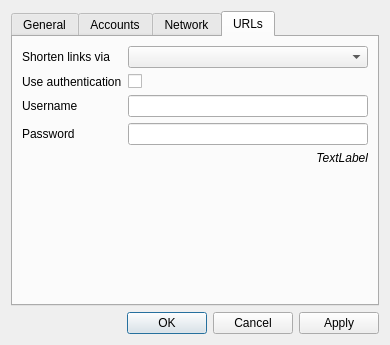
Before: the Qt Designer form qtwitter-app/ui/settings.ui in ayoy/qtwitter, drawn with Qt 5.
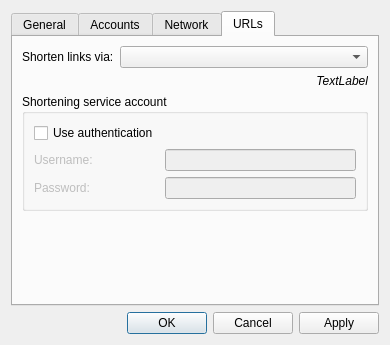
After: the same form once the commit is applied. The open tabs and pages were chosen to show the change.

Commit message: Added a welcome message and configuration amendments for those that are switching from non-OAuth to OAuth-powered qTwitter. Minor fixes to emitUnauthorized() in twitterapi, plus changes to shorteners authorization fields' layout. [#46]

Patch:
```diff
--- a/qtwitter-app/ui/settings.ui
+++ b/qtwitter-app/ui/settings.ui
@@ -337,11 +337,11 @@
       <attribute name="title">
        <string>URLs</string>
       </attribute>
-      <layout class="QGridLayout" name="gridLayout_2">
+      <layout class="QFormLayout" name="formLayout">
        <item row="0" column="0">
         <widget class="QLabel" name="shortenLabel">
          <property name="text">
-          <string>Shorten links via</string>
+          <string>Shorten links via:</string>
          </property>
          <property name="buddy">
           <cstring>urlShortenerCombo</cstring>
@@ -351,41 +351,73 @@
        <item row="0" column="1">
         <widget class="QComboBox" name="urlShortenerCombo"/>
        </item>
-       <item row="1" column="0">
-        <widget class="QLabel" name="authenticationLabel">
-         <property name="text">
-          <string>Use authentication</string>
+       <item row="2" column="0" colspan="2">
+        <widget class="QGroupBox" name="urlAuthGroupBox">
+         <property name="title">
+          <string>Shortening service account</string>
          </property>
+         <layout class="QGridLayout" name="gridLayout_2">
+          <item row="1" column="0">
+           <widget class="QLabel" name="urlUsernameLabel">
+            <property name="enabled">
+             <bool>false</bool>
+            </property>
+            <property name="text">
+             <string>Username:</string>
+            </property>
+           </widget>
+          </item>
+          <item row="1" column="1">
+           <widget class="QLineEdit" name="urlUsernameEdit">
+            <property name="enabled">
+             <bool>false</bool>
+            </property>
+           </widget>
+          </item>
+          <item row="2" column="0">
+           <widget class="QLabel" name="urlPasswordLabel">
+            <property name="enabled">
+             <bool>false</bool>
+            </property>
+            <property name="text">
+             <string>Password:</string>
+            </property>
+           </widget>
+          </item>
+          <item row="2" column="1">
+           <widget class="QLineEdit" name="urlPasswordEdit">
+            <property name="enabled">
+             <bool>false</bool>
+            </property>
+            <property name="echoMode">
+             <enum>QLineEdit::Password</enum>
+            </property>
+           </widget>
+          </item>
+          <item row="0" column="0">
+           <widget class="QCheckBox" name="urlAuthenticationCheckBox">
+            <property name="text">
+             <string>Use authentication</string>
+            </property>
+           </widget>
+          </item>
+         </layout>
         </widget>
        </item>
-       <item row="1" column="1">
-        <widget class="QCheckBox" name="authenticationCheckBox">
-         <property name="text">
-          <string/>
+       <item row="5" column="0" colspan="2">
+        <spacer name="verticalSpacer_3">
+         <property name="orientation">
+          <enum>Qt::Vertical</enum>
          </property>
-        </widget>
-       </item>
-       <item row="2" column="0">
-        <widget class="QLabel" name="usernameLabel">
-         <property name="text">
-          <string>Username</string>
+         <property name="sizeHint" stdset="0">
+          <size>
+           <width>317</width>
+           <height>81</height>
+          </size>
          </property>
-        </widget>
+        </spacer>
        </item>
-       <item row="2" column="1">
-        <widget class="QLineEdit" name="usernameEdit"/>
-       </item>
-       <item row="3" column="0">
-        <widget class="QLabel" name="passwordLabel">
-         <property name="text">
-          <string>Password</string>
-         </property>
-        </widget>
-       </item>
-       <item row="3" column="1">
-        <widget class="QLineEdit" name="passwordEdit"/>
-       </item>
-       <item row="4" column="1">
+       <item row="1" column="0" colspan="2">
         <widget class="QLabel" name="shortenerInfoLabel">
          <property name="font">
           <font>
@@ -400,19 +432,6 @@
          </property>
         </widget>
        </item>
-       <item row="5" column="0" colspan="2">
-        <spacer name="verticalSpacer_3">
-         <property name="orientation">
-          <enum>Qt::Vertical</enum>
-         </property>
-         <property name="sizeHint" stdset="0">
-          <size>
-           <width>317</width>
-           <height>81</height>
-          </size>
-         </property>
-        </spacer>
-       </item>
       </layout>
      </widget>
     </widget>
```
Left out of the diff: 162 changed lines with no effect on the pictures. The commit also changes 11 other files.
